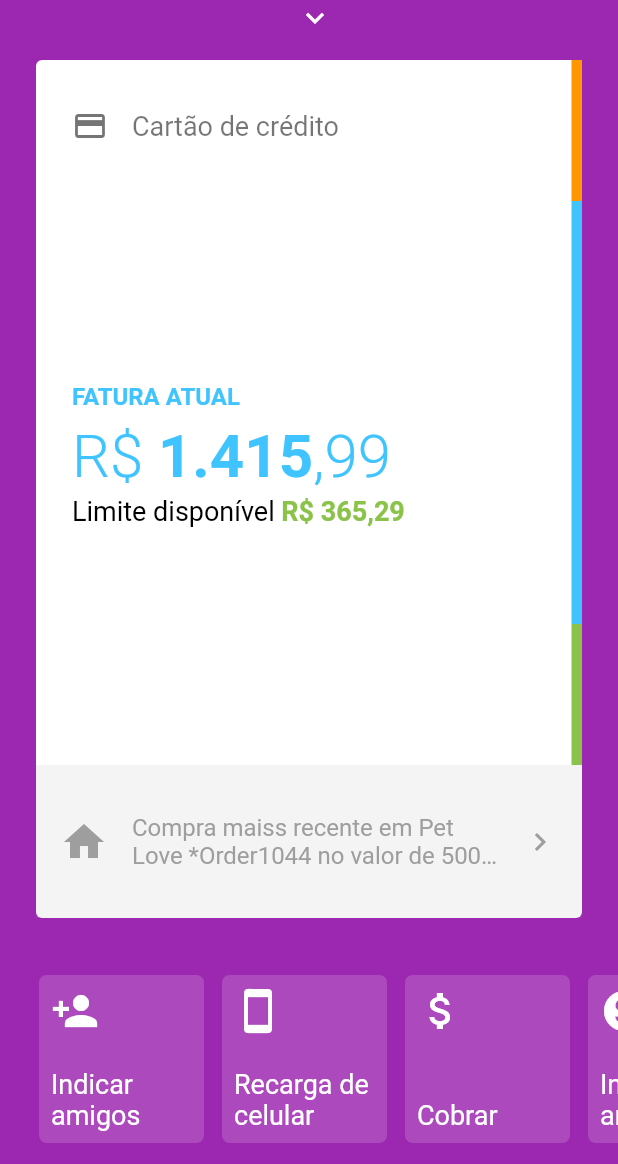
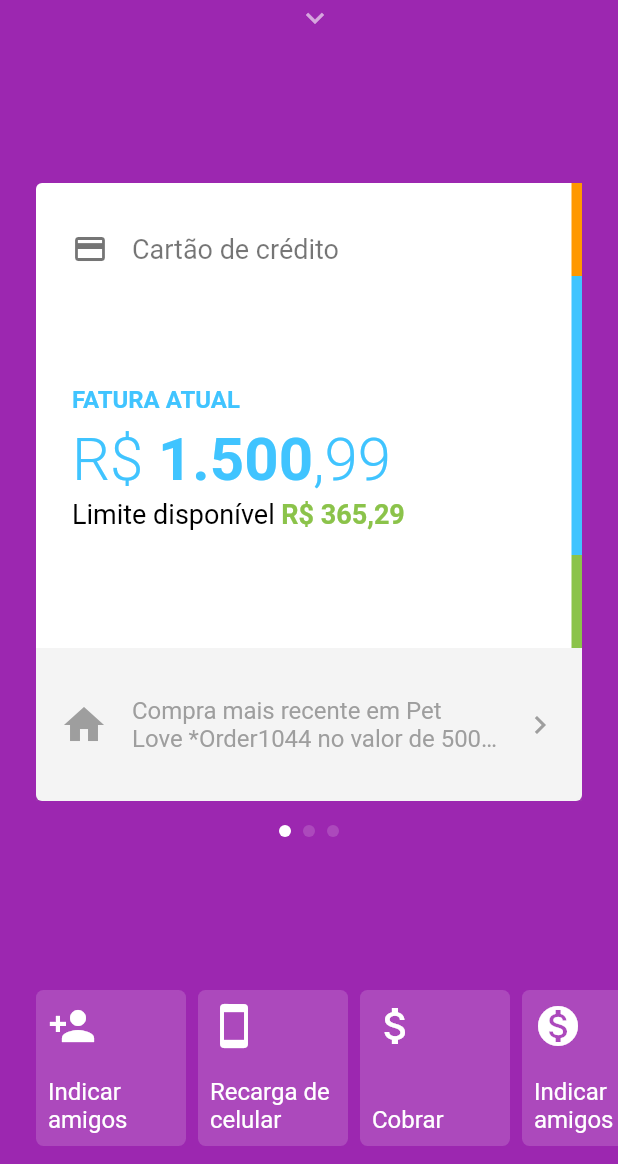
Before and after one commit to victor-castro/nubank-flutter, a Flutter app: the screen it shows after launch, on a phone screen of 412 x 824 dp, the part 72-1236 px from its top. Run offline on Flutter 3.47's test engine with Material 2 defaults, Android fonts, the phone set to English and light mode, and no system bars; drawn by our look-alikes of carousel_slider.

Commit message:
detalhes da conta e carrosel na home

```diff
--- a/lib/screens/dashboard.dart
+++ b/lib/screens/dashboard.dart
@@ -1,5 +1,5 @@
 import 'package:flutter/material.dart';
-import 'package:nubankflutter/widgets/card_resume.dart';
+import 'package:nubankflutter/widgets/summary_list.dart';
 
 class Dashboard extends StatefulWidget {
   @override
@@ -27,17 +27,17 @@ class _DashboardState extends State<Dashboard> {
                       ),
                       Icon(
                         Icons.keyboard_arrow_down,
-                        color: Colors.white,
+                        color: Colors.white.withAlpha(150),
                       )
                     ],
                   ),
                 ],
               ),
             ),
-            CardResume(),
+            SummaryList(),
             Container(
-              height: 164,
-              padding: EdgeInsets.fromLTRB(0, 32, 0, 8),
+              height: 120,
+              padding: EdgeInsets.fromLTRB(0, 0, 0, 8),
               child: ListView(
                 padding: EdgeInsets.only(left: 20),
                 scrollDirection: Axis.horizontal,
@@ -89,10 +89,10 @@ class FeatureItem extends StatelessWidget {
   @override
   Widget build(BuildContext context) {
     return Padding(
-      padding: const EdgeInsets.all(6),
+      padding: const EdgeInsets.all(4),
       child: Container(
-        width: 110,
-        height: 110,
+        width: 100,
+        height: 100,
         padding: EdgeInsets.all(8),
         decoration: BoxDecoration(
             color: Colors.white.withAlpha(40),
@@ -109,7 +109,7 @@ class FeatureItem extends StatelessWidget {
             Text(
               name,
               style: TextStyle(
-                fontSize: 18,
+                fontSize: 16,
                 color: Colors.white,
               ),
             )
--- /dev/null
+++ b/lib/widgets/account_card_resume.dart
@@ -0,0 +1,89 @@
+import 'package:flutter/material.dart';
+import 'package:nubankflutter/widgets/account_detail.dart';
+import 'package:nubankflutter/widgets/card_resume/card_resume_body.dart';
+import 'package:nubankflutter/widgets/card_resume/card_resume_footer.dart';
+import 'package:nubankflutter/widgets/card_resume/card_resume_header.dart';
+
+class AccountCardResume extends StatelessWidget {
+  @override
+  Widget build(BuildContext context) {
+    return Padding(
+      padding: const EdgeInsets.symmetric(horizontal: 24),
+      child: InkWell(
+        onTap: () {
+          Navigator.push(
+            context,
+            PageRouteBuilder(
+              transitionDuration: Duration(milliseconds: 400),
+              pageBuilder: (context, _, __) => AccountDetail(),
+            ),
+          );
+        },
+        child: Stack(
+          children: <Widget>[
+            Hero(
+              tag: 'card2',
+              child: Container(
+                decoration: BoxDecoration(
+                  color: Colors.white,
+                  borderRadius: BorderRadius.all(
+                    Radius.circular(4),
+                  ),
+                ),
+              ),
+            ),
+            Column(
+              mainAxisAlignment: MainAxisAlignment.start,
+              crossAxisAlignment: CrossAxisAlignment.start,
+              children: <Widget>[
+                CardResumeHeader(
+                  icon: Icons.monetization_on,
+                  title: 'Conta',
+                  tagHero: 'iconAccount',
+                ),
+                CardResumeBody(
+                  content: _InvoiceSummaryText(),
+                ),
+                CardResumeFooter(
+                  icon: Icons.label,
+                  text: 'Boleto de RS 94,46 pago segunda',
+                )
+              ],
+            ),
+          ],
+        ),
+      ),
+    );
+  }
+}
+
+class _InvoiceSummaryText extends StatelessWidget {
+  const _InvoiceSummaryText({
+    Key key,
+  }) : super(key: key);
+
+  @override
+  Widget build(BuildContext context) {
+    return RichText(
+      text: TextSpan(
+        text: 'Saldo disponível',
+        style: TextStyle(
+          color: Colors.black,
+          fontWeight: FontWeight.w300,
+          fontSize: 16,
+        ),
+        children: [
+          TextSpan(text: '\n'),
+          TextSpan(
+            text: 'R\$ 7,07',
+            style: TextStyle(
+              fontSize: 40,
+              height: 1.4,
+              fontWeight: FontWeight.w400,
+            ),
+          ),
+        ],
+      ),
+    );
+  }
+}
--- /dev/null
+++ b/lib/widgets/account_detail.dart
@@ -0,0 +1,8 @@
+import 'package:flutter/material.dart';
+
+class AccountDetail extends StatelessWidget {
+  @override
+  Widget build(BuildContext context) {
+    return Container();
+  }
+}
--- a/lib/widgets/card_resume.dart
+++ /dev/null
@@ -1,244 +0,0 @@
-import 'package:flutter/material.dart';
-import 'package:nubankflutter/screens/invoice_detail.dart';
-import 'package:nubankflutter/widgets/invoice_percent.dart';
-
-class CardResume extends StatelessWidget {
-  @override
-  Widget build(BuildContext context) {
-    final screenHeight = MediaQuery.of(context).size.height;
-
-    return Expanded(
-      child: Padding(
-        padding: const EdgeInsets.symmetric(horizontal: 24),
-        child: InkWell(
-          onTap: () {
-            Navigator.push(
-              context,
-              PageRouteBuilder(
-                transitionDuration: Duration(milliseconds: 400),
-                pageBuilder: (context, _, __) => InvoiceDetail(),
-              ),
-            );
-          },
-          child: Stack(
-            children: <Widget>[
-              Hero(
-                tag: 'card',
-                child: Container(
-                  decoration: BoxDecoration(
-                    color: Colors.white,
-                    borderRadius: BorderRadius.all(
-                      Radius.circular(4),
-                    ),
-                  ),
-                ),
-              ),
-              Positioned(
-                right: 0,
-                top: 0,
-                bottom: 102,
-                child: Hero(
-                  tag: 'invoice-percent',
-                  child: InvoicePercent(
-                    width: 7,
-                    availableLimit: 500,
-                    currentInvoice: 1500,
-                    nextInvoices: 500,
-                  ),
-                ),
-              ),
-              Column(
-                mainAxisAlignment: MainAxisAlignment.start,
-                crossAxisAlignment: CrossAxisAlignment.start,
-                children: <Widget>[
-                  _CardResumeHeader(
-                    icon: Icons.credit_card,
-                    title: 'Cartão de crédito',
-                  ),
-                  _CardResumeBody(
-                    content: _InvoiceSummaryText(),
-                  ),
-                  _CardResumeFooter(
-                    icon: Icons.home,
-                    text:
-                        'Compra maiss recente em Pet Love *Order1044 no valor de 500,00 reais',
-                  )
-                ],
-              ),
-            ],
-          ),
-        ),
-      ),
-    );
-  }
-}
-
-class _CardResumeFooter extends StatelessWidget {
-  final String text;
-  final IconData icon;
-
-  const _CardResumeFooter({
-    Key key,
-    this.text,
-    this.icon,
-  }) : super(key: key);
-
-  @override
-  Widget build(BuildContext context) {
-    return Container(
-      height: 102,
-      padding: EdgeInsets.symmetric(
-        horizontal: 16,
-      ),
-      decoration: BoxDecoration(
-        color: Colors.grey.withAlpha(30),
-      ),
-      child: Row(
-        children: <Widget>[
-          Icon(
-            icon,
-            color: Colors.grey,
-            size: 32,
-          ),
-          Flexible(
-            child: Padding(
-              padding: const EdgeInsets.symmetric(horizontal: 16.0),
-              child: Text(
-                text,
-                style: TextStyle(
-                  color: Colors.grey,
-                  fontSize: 16,
-                ),
-                overflow: TextOverflow.ellipsis,
-                maxLines: 2,
-              ),
-            ),
-          ),
-          Icon(
-            Icons.keyboard_arrow_right,
-            color: Colors.grey,
-          )
-        ],
-      ),
-    );
-  }
-}
-
-class _CardResumeBody extends StatelessWidget {
-  final Widget content;
-
-  const _CardResumeBody({
-    Key key,
-    this.content,
-  }) : super(key: key);
-
-  @override
-  Widget build(BuildContext context) {
-    return Expanded(
-      child: Align(
-        alignment: Alignment.centerLeft,
-        child: Container(
-          padding: EdgeInsets.symmetric(horizontal: 24),
-          child: content,
-        ),
-      ),
-    );
-  }
-}
-
-class _InvoiceSummaryText extends StatelessWidget {
-  const _InvoiceSummaryText({
-    Key key,
-  }) : super(key: key);
-
-  @override
-  Widget build(BuildContext context) {
-    return RichText(
-      text: TextSpan(
-        text: 'Fatura Atual'.toUpperCase(),
-        style: TextStyle(
-            color: Colors.lightBlueAccent,
-            fontWeight: FontWeight.bold,
-            fontSize: 16),
-        children: [
-          TextSpan(text: '\n'),
-          TextSpan(
-            text: 'R\$ ',
-            style: TextStyle(
-              fontSize: 40,
-              height: 1.4,
-              fontWeight: FontWeight.w300,
-            ),
-            children: [
-              TextSpan(
-                text: '1.415',
-                style: TextStyle(
-                  fontWeight: FontWeight.bold,
-                ),
-              ),
-              TextSpan(text: ',99'),
-            ],
-          ),
-          TextSpan(text: '\n'),
-          TextSpan(
-              text: 'Limite disponível ',
-              style: TextStyle(
-                color: Colors.black,
-                fontWeight: FontWeight.w400,
-                fontSize: 18,
-              ),
-              children: [
-                TextSpan(
-                    text: 'R\$ 365,29',
-                    style: TextStyle(
-                        color: Colors.lightGreen, fontWeight: FontWeight.bold))
-              ]),
-        ],
-      ),
-    );
-  }
-}
-
-class _CardResumeHeader extends StatelessWidget {
-  final String title;
-  final IconData icon;
-
-  const _CardResumeHeader({
-    Key key,
-    this.title,
-    this.icon,
-  }) : super(key: key);
-
-  @override
-  Widget build(BuildContext context) {
-    return Container(
-      padding: EdgeInsets.fromLTRB(0, 32, 24, 0),
-      child: Hero(
-        tag: 'icon',
-        child: Material(
-          type: MaterialType.transparency,
-          child: Row(
-            children: <Widget>[
-              Container(
-                padding: EdgeInsets.fromLTRB(24, 0, 16, 0),
-                alignment: Alignment.centerLeft,
-                child: Icon(
-                  icon,
-                  size: 24,
-                  color: Colors.black54,
-                ),
-              ),
-              Text(
-                title,
-                style: TextStyle(
-                  fontSize: 18,
-                  color: Colors.black54,
-                ),
-              )
-            ],
-          ),
-        ),
-      ),
-    );
-  }
-}
--- /dev/null
+++ b/lib/widgets/card_resume/card_resume_body.dart
@@ -0,0 +1,23 @@
+import 'package:flutter/material.dart';
+
+class CardResumeBody extends StatelessWidget {
+  final Widget content;
+
+  const CardResumeBody({
+    Key key,
+    this.content,
+  }) : super(key: key);
+
+  @override
+  Widget build(BuildContext context) {
+    return Expanded(
+      child: Align(
+        alignment: Alignment.centerLeft,
+        child: Container(
+          padding: EdgeInsets.symmetric(horizontal: 24),
+          child: content,
+        ),
+      ),
+    );
+  }
+}
--- /dev/null
+++ b/lib/widgets/card_resume/card_resume_footer.dart
@@ -0,0 +1,52 @@
+import 'package:flutter/material.dart';
+
+class CardResumeFooter extends StatelessWidget {
+  final String text;
+  final IconData icon;
+
+  const CardResumeFooter({
+    Key key,
+    this.text,
+    this.icon,
+  }) : super(key: key);
+
+  @override
+  Widget build(BuildContext context) {
+    return Container(
+      height: 102,
+      padding: EdgeInsets.symmetric(
+        horizontal: 16,
+      ),
+      decoration: BoxDecoration(
+        color: Colors.grey.withAlpha(30),
+      ),
+      child: Row(
+        children: <Widget>[
+          Icon(
+            icon,
+            color: Colors.grey,
+            size: 32,
+          ),
+          Flexible(
+            child: Padding(
+              padding: const EdgeInsets.symmetric(horizontal: 16.0),
+              child: Text(
+                text,
+                style: TextStyle(
+                  color: Colors.grey,
+                  fontSize: 16,
+                ),
+                overflow: TextOverflow.ellipsis,
+                maxLines: 2,
+              ),
+            ),
+          ),
+          Icon(
+            Icons.keyboard_arrow_right,
+            color: Colors.grey,
+          )
+        ],
+      ),
+    );
+  }
+}
--- /dev/null
+++ b/lib/widgets/card_resume/card_resume_header.dart
@@ -0,0 +1,46 @@
+import 'package:flutter/material.dart';
+
+class CardResumeHeader extends StatelessWidget {
+  final String title;
+  final IconData icon;
+  final String tagHero;
+
+  const CardResumeHeader({
+    Key key,
+    this.title,
+    this.icon, this.tagHero = 'icon',
+  }) : super(key: key);
+
+  @override
+  Widget build(BuildContext context) {
+    return Container(
+      padding: EdgeInsets.fromLTRB(0, 32, 24, 0),
+      child: Hero(
+        tag: tagHero,
+        child: Material(
+          type: MaterialType.transparency,
+          child: Row(
+            children: <Widget>[
+              Container(
+                padding: EdgeInsets.fromLTRB(24, 0, 16, 0),
+                alignment: Alignment.centerLeft,
+                child: Icon(
+                  icon,
+                  size: 24,
+                  color: Colors.black54,
+                ),
+              ),
+              Text(
+                title,
+                style: TextStyle(
+                  fontSize: 18,
+                  color: Colors.black54,
+                ),
+              )
+            ],
+          ),
+        ),
+      ),
+    );
+  }
+}
--- /dev/null
+++ b/lib/widgets/credit_card_resume.dart
@@ -0,0 +1,127 @@
+import 'package:flutter/material.dart';
+import 'package:nubankflutter/screens/invoice_detail.dart';
+import 'package:nubankflutter/widgets/card_resume/card_resume_body.dart';
+import 'package:nubankflutter/widgets/card_resume/card_resume_footer.dart';
+import 'package:nubankflutter/widgets/card_resume/card_resume_header.dart';
+import 'package:nubankflutter/widgets/invoice_percent.dart';
+
+class CreditCardResume extends StatelessWidget {
+  @override
+  Widget build(BuildContext context) {
+
+    return Padding(
+      padding: const EdgeInsets.symmetric(horizontal: 24),
+      child: InkWell(
+        onTap: () {
+          Navigator.push(
+            context,
+            PageRouteBuilder(
+              transitionDuration: Duration(milliseconds: 400),
+              pageBuilder: (context, _, __) => InvoiceDetail(),
+            ),
+          );
+        },
+        child: Stack(
+          children: <Widget>[
+            Hero(
+              tag: 'card',
+              child: Container(
+                decoration: BoxDecoration(
+                  color: Colors.white,
+                  borderRadius: BorderRadius.all(
+                    Radius.circular(4),
+                  ),
+                ),
+              ),
+            ),
+            Positioned(
+              right: 0,
+              top: 0,
+              bottom: 102,
+              child: Hero(
+                tag: 'invoice-percent',
+                child: InvoicePercent(
+                  width: 7,
+                  availableLimit: 500,
+                  currentInvoice: 1500,
+                  nextInvoices: 500,
+                ),
+              ),
+            ),
+            Column(
+              mainAxisAlignment: MainAxisAlignment.start,
+              crossAxisAlignment: CrossAxisAlignment.start,
+              children: <Widget>[
+                CardResumeHeader(
+                  icon: Icons.credit_card,
+                  title: 'Cartão de crédito',
+                ),
+                CardResumeBody(
+                  content: _InvoiceSummaryText(),
+                ),
+                CardResumeFooter(
+                  icon: Icons.home,
+                  text:
+                      'Compra mais recente em Pet Love *Order1044 no valor de 500,00 reais',
+                )
+              ],
+            ),
+          ],
+        ),
+      ),
+    );
+  }
+}
+
+class _InvoiceSummaryText extends StatelessWidget {
+  const _InvoiceSummaryText({
+    Key key,
+  }) : super(key: key);
+
+  @override
+  Widget build(BuildContext context) {
+    return RichText(
+      text: TextSpan(
+        text: 'Fatura Atual'.toUpperCase(),
+        style: TextStyle(
+            color: Colors.lightBlueAccent,
+            fontWeight: FontWeight.bold,
+            fontSize: 16),
+        children: [
+          TextSpan(text: '\n'),
+          TextSpan(
+            text: 'R\$ ',
+            style: TextStyle(
+              fontSize: 40,
+              height: 1.4,
+              fontWeight: FontWeight.w300,
+            ),
+            children: [
+              TextSpan(
+                text: '1.500',
+                style: TextStyle(
+                  fontWeight: FontWeight.bold,
+                ),
+              ),
+              TextSpan(text: ',99'),
+            ],
+          ),
+          TextSpan(text: '\n'),
+          TextSpan(
+              text: 'Limite disponível ',
+              style: TextStyle(
+                color: Colors.black,
+                fontWeight: FontWeight.w400,
+                fontSize: 18,
+              ),
+              children: [
+                TextSpan(
+                    text: 'R\$ 365,29',
+                    style: TextStyle(
+                        color: Colors.lightGreen, fontWeight: FontWeight.bold))
+              ]),
+        ],
+      ),
+    );
+  }
+}
--- /dev/null
+++ b/lib/widgets/summary_list.dart
@@ -0,0 +1,74 @@
+import 'package:carousel_slider/carousel_slider.dart';
+import 'package:flutter/material.dart';
+import 'package:nubankflutter/widgets/account_card_resume.dart';
+import 'package:nubankflutter/widgets/credit_card_resume.dart';
+
+class SummaryList extends StatefulWidget {
+  @override
+  _SummaryListState createState() => _SummaryListState();
+}
+
+class _SummaryListState extends State<SummaryList> {
+  int _current = 0;
+
+  @override
+  Widget build(BuildContext context) {
+    return Expanded(
+      child: Column(
+        mainAxisAlignment: MainAxisAlignment.center,
+        children: <Widget>[
+          CarouselSlider(
+            enableInfiniteScroll: false,
+            viewportFraction: 1.0,
+            autoPlay: false,
+            height: MediaQuery.of(context).size.height * .5,
+            onPageChanged: (index) {
+              setState(() {
+                _current = index;
+              });
+            },
+            items: <Widget>[
+              CreditCardResume(),
+              AccountCardResume(),
+            ],
+          ),
+          Row(
+            mainAxisAlignment: MainAxisAlignment.center,
+            children: [
+              Container(
+                width: 8.0,
+                height: 8.0,
+                margin: EdgeInsets.symmetric(vertical: 16, horizontal: 4.0),
+                decoration: BoxDecoration(
+                    shape: BoxShape.circle,
+                    color: _isCurrent(0)
+                ),
+              ),
+              Container(
+                width: 8.0,
+                height: 8.0,
+                margin: EdgeInsets.symmetric(vertical: 16, horizontal: 4.0),
+                decoration: BoxDecoration(
+                    shape: BoxShape.circle,
+                    color: _isCurrent(1)
+                ),
+              ),
+              Container(
+                width: 8.0,
+                height: 8.0,
+                margin: EdgeInsets.symmetric(vertical: 16, horizontal: 4.0),
+                decoration: BoxDecoration(
+                    shape: BoxShape.circle,
+                    color: _isCurrent(2)
+                ),
+              )
+            ]
+          )
+        ],
+      ),
+    );
+  }
+
+  Color _isCurrent(index) => _current == index ? Colors.white : Colors.white.withAlpha(40);
+
+}
--- a/pubspec.yaml
+++ b/pubspec.yaml
@@ -19,7 +19,7 @@ environment:
 dependencies:
   flutter:
     sdk: flutter
-
+  carousel_slider: ^1.3.0
   # The following adds the Cupertino Icons font to your application.
   # Use with the CupertinoIcons class for iOS style icons.
   cupertino_icons: ^0.1.2
```
Also changed, not shown: pubspec.lock.
